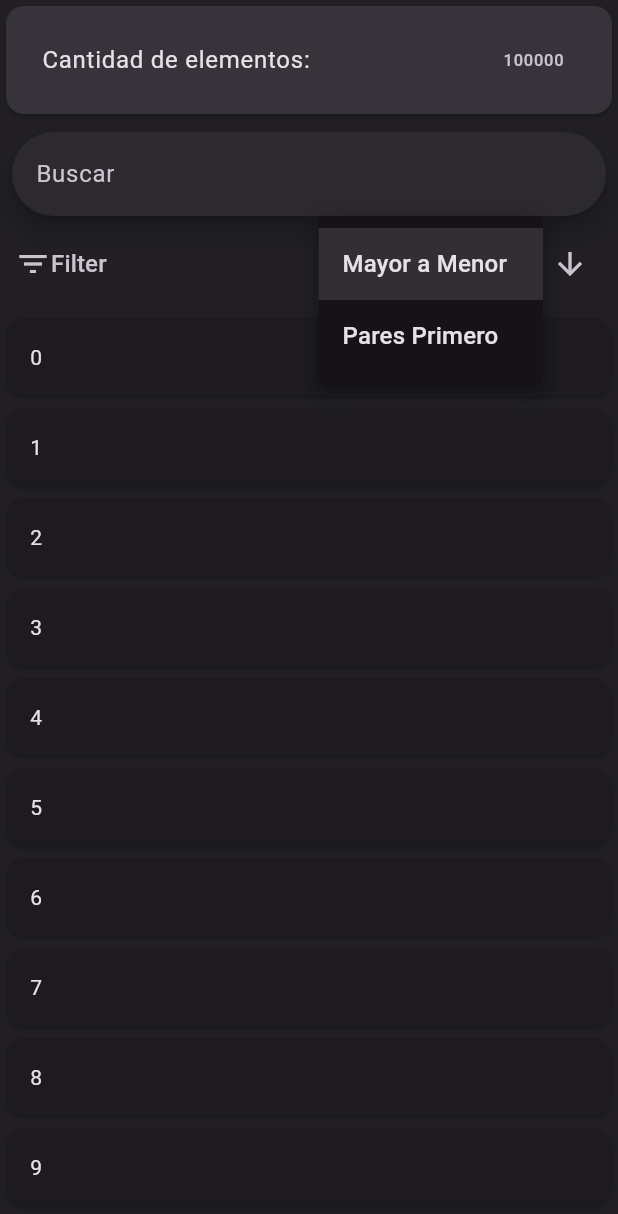
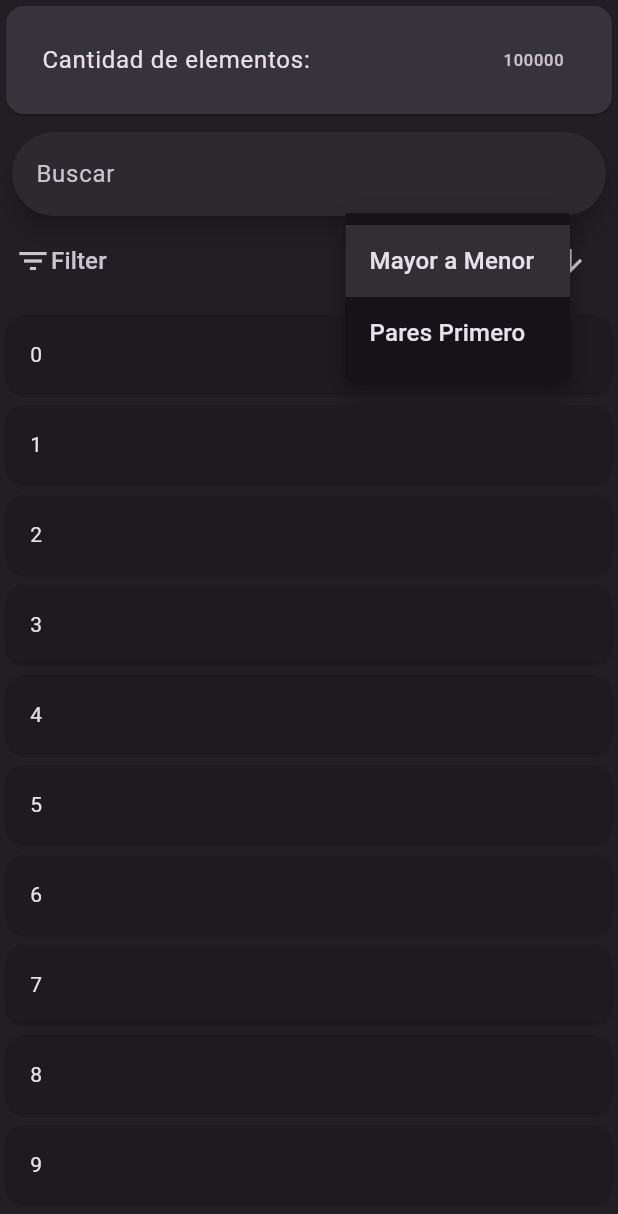
Before and after one commit to neiderGainza/GeneralList, a Flutter app: the screen it shows after launch, after a tap on "Mayor a Menor", on a phone screen of 412 x 824 dp. Shown: the top 1214 px of the screen. Run offline on Flutter 3.47's test engine with Material 3 defaults, Android fonts, the phone set to English and light mode, and no system bars; our stand-ins replace flutter_bloc.

Commit message:
Fix: Visual changes

```diff
--- a/lib/view/search_order_filter_paginated_list.dart
+++ b/lib/view/search_order_filter_paginated_list.dart
@@ -84,7 +84,7 @@ class GeneralList<T> extends StatelessWidget {
 
             if (searchFunction != null)
             Padding(
-              padding: const EdgeInsets.all(8.0),
+              padding: const EdgeInsets.fromLTRB(8,8,8,6),
               child: MySearchBar<T>(),
             ),
 
--- a/lib/widget/sort_button.dart
+++ b/lib/widget/sort_button.dart
@@ -48,10 +48,6 @@ class SortButton<T> extends StatelessWidget {
                 hint: Text("Order"),
                 alignment: Alignment.centerRight,
               ),
-              Padding(
-                padding: const EdgeInsets.fromLTRB(8, 0, 8, 0),
-                child: Container(width: 2, height: 24,color: Colors.black,),
-              ),
               IconButton(
                 onPressed: (){
                   context.read<ListBloc<T>>().add(
```
